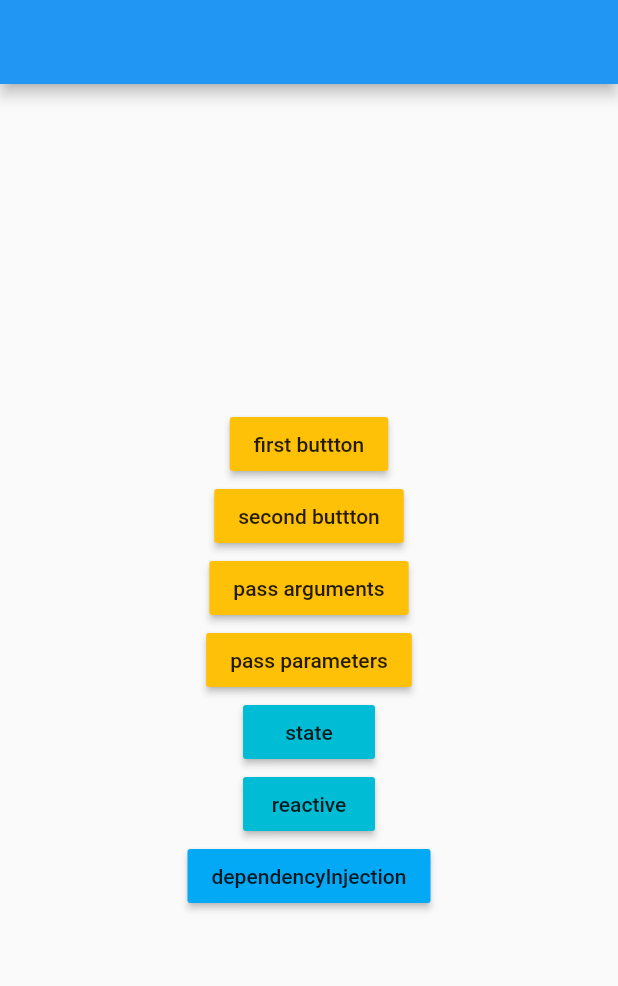
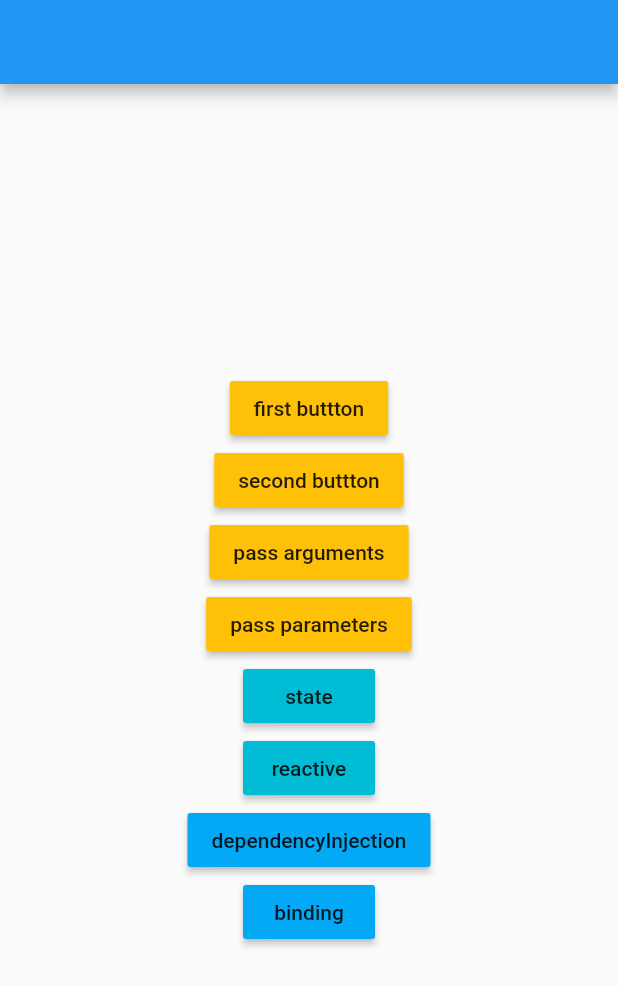
Before and after one commit to devmoonho/flutter_study_getx, a Flutter app: the screen it shows after launch, on a phone screen of 412 x 824 dp. Shown: the top 986 px of the screen. Run offline on Flutter 3.47's test engine with Material 2 defaults, Android fonts, the light colour scheme and no system bars; our stand-ins replace get.

Commit message:
add binding

```diff
--- a/lib/app_router.dart
+++ b/lib/app_router.dart
@@ -1,3 +1,4 @@
+import 'package:flutter_study_getx/page/binding/binding_page.dart';
 import 'package:flutter_study_getx/page/dependency/dependency_injection.dart';
 import 'package:flutter_study_getx/page/home_page.dart';
 import 'package:flutter_study_getx/page/router/first_page.dart';
@@ -8,6 +9,8 @@ import 'package:flutter_study_getx/page/state/reactive_page.dart';
 import 'package:flutter_study_getx/page/state/state_page.dart';
 import 'package:get/get.dart';
 
+import 'binder/binding_page_binder.dart';
+
 const String rootPage = '/';
 const String firstPage = '/first';
 const String secondPage = '/second';
@@ -16,6 +19,7 @@ const String userPage = '/user';
 const String statePage = '/state';
 const String reactivePage = '/reactive';
 const String dependencyInjectionPage = '/dependencyInjection';
+const String bindingPage = '/binding';
 
 List<GetPage> appRouter = [
   GetPage(name: rootPage, page: () => HomePage()),
@@ -26,4 +30,9 @@ List<GetPage> appRouter = [
   GetPage(name: statePage, page: () => StatePage()),
   GetPage(name: reactivePage, page: () => ReactivePage()),
   GetPage(name: dependencyInjectionPage, page: () => DependencyInjectionPage()),
+  GetPage(
+    name: bindingPage,
+    page: () => BindingPage(),
+    binding: BindingPageBinder(),
+  ),
 ];
--- a/lib/controller/dependency_controller.dart
+++ b/lib/controller/dependency_controller.dart
@@ -1,7 +1,7 @@
 import 'package:get/get.dart';
 
 class DependencyController extends GetxController {
-  static DependencyController get find => Get.find<DependencyController>();
+  static DependencyController get find => Get.find();
 
   int count = 0;
   void increase() {
--- a/lib/controller/reactive_controller.dart
+++ b/lib/controller/reactive_controller.dart
@@ -4,7 +4,7 @@ import 'package:get/get.dart';
 enum NUM { FIRST, SECOND }
 
 class ReactiveController extends GetxController {
-  static ReactiveController get find => Get.find<ReactiveController>();
+  static ReactiveController get find => Get.find();
   RxInt count = 0.obs;
   Rx<double> d = 0.0.obs;
   RxString str = ''.obs;
--- a/lib/controller/state_controller.dart
+++ b/lib/controller/state_controller.dart
@@ -1,7 +1,7 @@
 import 'package:get/get.dart';
 
 class StateController extends GetxController {
-  static StateController get find => Get.find<StateController>();
+  static StateController get find => Get.find();
 
   int count = 0;
 
--- a/lib/page/home_page.dart
+++ b/lib/page/home_page.dart
@@ -61,6 +61,13 @@ class HomePage extends StatelessWidget {
               },
               child: Text('dependencyInjection'),
             ),
+            MaterialButton(
+              color: Colors.lightBlue,
+              onPressed: () {
+                Get.toNamed(bindingPage);
+              },
+              child: Text('binding'),
+            ),
           ],
         ),
       ),
```
Also changed, not shown: lib/binder/binding_page_binder.dart (added, +10 -0 lines), lib/page/binding/binding_page.dart (added, +32 -0 lines).
